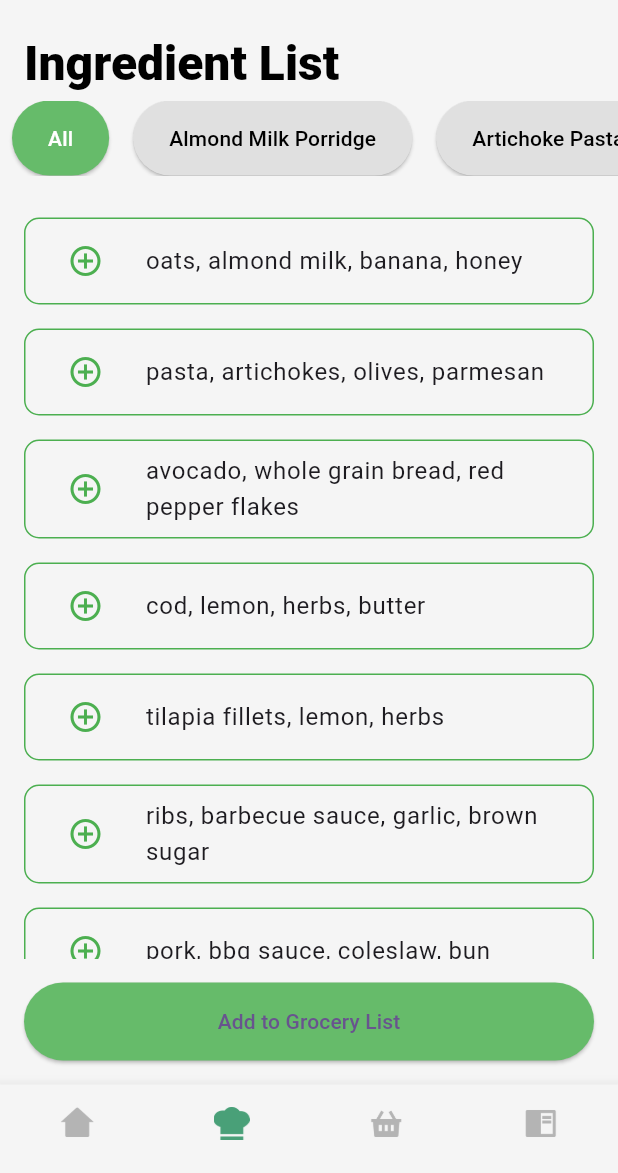
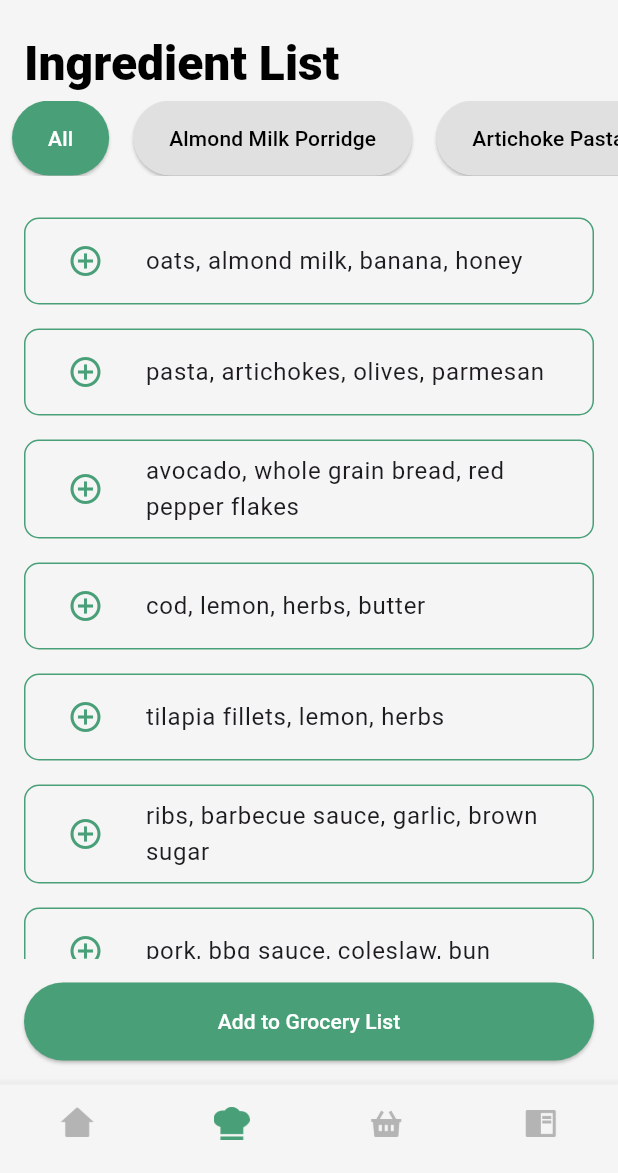
Before and after one commit to aadityayadav17/binarybandits, a Flutter app: the IngredientListPage screen opened directly, on a phone screen of 412 x 824 dp, the part 63-1236 px from its top. Run offline on Flutter 3.47's test engine with Material 3 defaults, Android fonts, the phone set to English and light mode, and no system bars; our stand-ins replace country_code_picker, dropdown_button2, firebase_core, google_fonts; accounts and stored records are empty.

Commit message:
Ingredient List (10/n) - Changed Green Colour

```diff
--- a/lib/screens/ingredient_list_screen.dart
+++ b/lib/screens/ingredient_list_screen.dart
@@ -102,14 +102,16 @@ class _IngredientListPageState extends State<IngredientListPage> {
               onPressed: () {
                 // Add selected ingredients to grocery list
               },
+              style: ElevatedButton.styleFrom(
+                backgroundColor: const Color.fromRGBO(73, 160, 120, 1),
+                padding: EdgeInsets.symmetric(vertical: 16),
+                minimumSize: Size(double.infinity, 50),
+              ),
               child: Text(
                 'Add to Grocery List',
-                style: GoogleFonts.robotoFlex(),
-              ),
-              style: ElevatedButton.styleFrom(
-                backgroundColor: Colors.green[400],
-                padding: EdgeInsets.symmetric(vertical: 16),
-                minimumSize: Size(double.infinity, 50),
+                style: GoogleFonts.robotoFlex(
+                  color: Colors.white,
+                ),
               ),
             ),
           ),
@@ -196,7 +198,9 @@ class _IngredientListPageState extends State<IngredientListPage> {
           style: GoogleFonts.robotoFlex(),
         ),
         style: ElevatedButton.styleFrom(
-          backgroundColor: isSelected ? Colors.green[400] : Colors.grey[300],
+          backgroundColor: isSelected
+              ? const Color.fromRGBO(73, 160, 120, 1)
+              : Colors.grey[300],
           foregroundColor: isSelected ? Colors.white : Colors.black,
           shape: StadiumBorder(),
         ),
@@ -210,11 +214,13 @@ class _IngredientListPageState extends State<IngredientListPage> {
       child: Container(
         decoration: BoxDecoration(
           borderRadius: BorderRadius.circular(10),
-          border: Border.all(color: Colors.green, width: 1),
+          border: Border.all(
+              color: const Color.fromRGBO(73, 160, 120, 1), width: 1),
         ),
         child: ListTile(
           leading: IconButton(
-            icon: Icon(Icons.add_circle_outline, color: Colors.green),
+            icon: Icon(Icons.add_circle_outline,
+                color: const Color.fromRGBO(73, 160, 120, 1)),
             onPressed: () {
               // Add single ingredient to grocery list logic
             },
```
